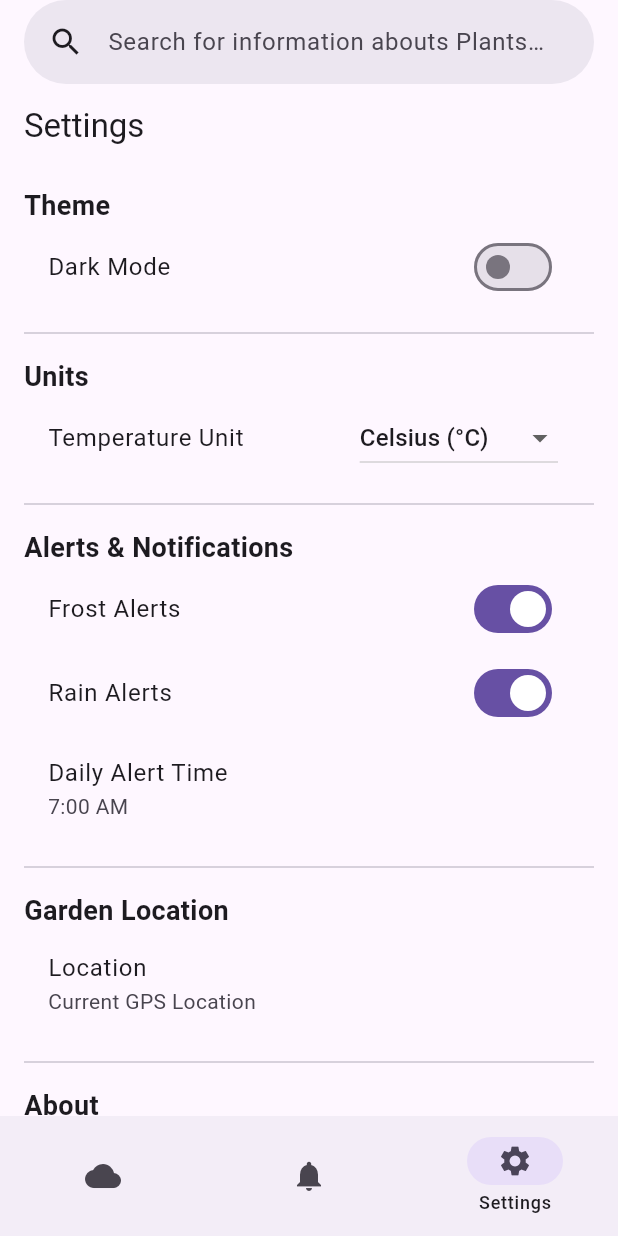
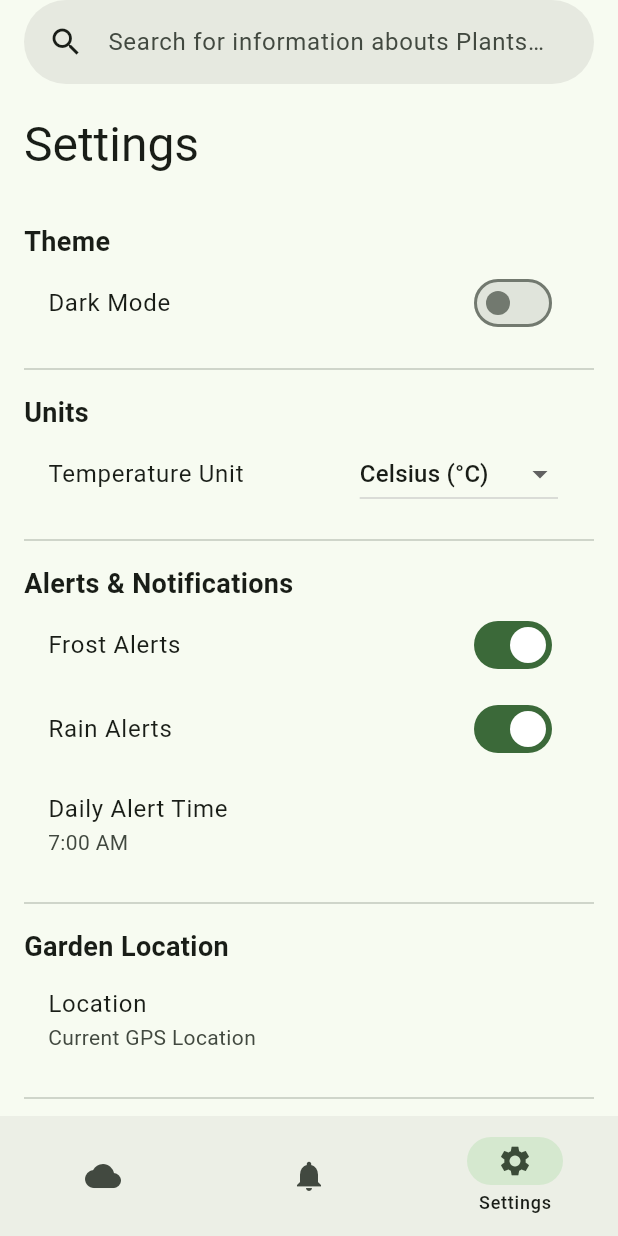
Before and after one commit to AaravBhatt1/weather_app, a Flutter app: the screen it shows after launch, item 3 of the bottom bar chosen, on a phone screen of 412 x 824 dp. Run offline on Flutter 3.47's test engine with Material 3 defaults, Android fonts, the light colour scheme and no system bars; our stand-ins replace freezed_annotation, hive, hive_flutter; accounts and stored records are empty; network calls fail; statements that could not run were skipped; project files that could hold a hidden picture were left out.

Commit message:
Green theme

```diff
--- a/lib/Pages/pagenavigation.dart
+++ b/lib/Pages/pagenavigation.dart
@@ -33,7 +33,15 @@ class _PageNavigationState extends State<PageNavigation> {
       ),
       body: AnimatedSwitcher(
         duration: const Duration(milliseconds: 250),
-        child: pages[pageIndex],
+        child: Theme(
+          data: Theme.of(context).copyWith(
+            appBarTheme: AppBarTheme(
+                centerTitle: false,
+                toolbarHeight: 80,
+                titleTextStyle: Theme.of(context).textTheme.headlineLarge,
+            ),
+          ),
+            child: pages[pageIndex]),
       ),
       bottomNavigationBar: NavigationBar(
         labelBehavior: NavigationDestinationLabelBehavior.onlyShowSelected,
--- a/lib/main.dart
+++ b/lib/main.dart
@@ -36,16 +36,14 @@ class MyApp extends StatelessWidget {
     return MaterialApp(
       title: 'Weather App',
       darkTheme: ThemeData.dark(),
-      themeMode: context.watch<Preferences>().darkMode
-          ? ThemeMode.dark
-          : ThemeMode.light,
       // theme: ThemeData.light(),
-      theme: ThemeData(
+      theme: ThemeData.from(colorScheme: ColorScheme.fromSeed(seedColor: Colors.green, brightness: context.watch<Preferences>().darkMode
+          ? Brightness.dark
+          : Brightness.light )).copyWith(
         cardTheme: const CardTheme(
           elevation: 0
         ),
         //scaffoldBackgroundColor: Colors.lightGreen,
-        useMaterial3: true,
         //appBarTheme: AppBarTheme(
           //surfaceTintColor: Theme.of(context).scaffoldBackgroundColor,
           //backgroundColor: Colors.lightGreen,
```
